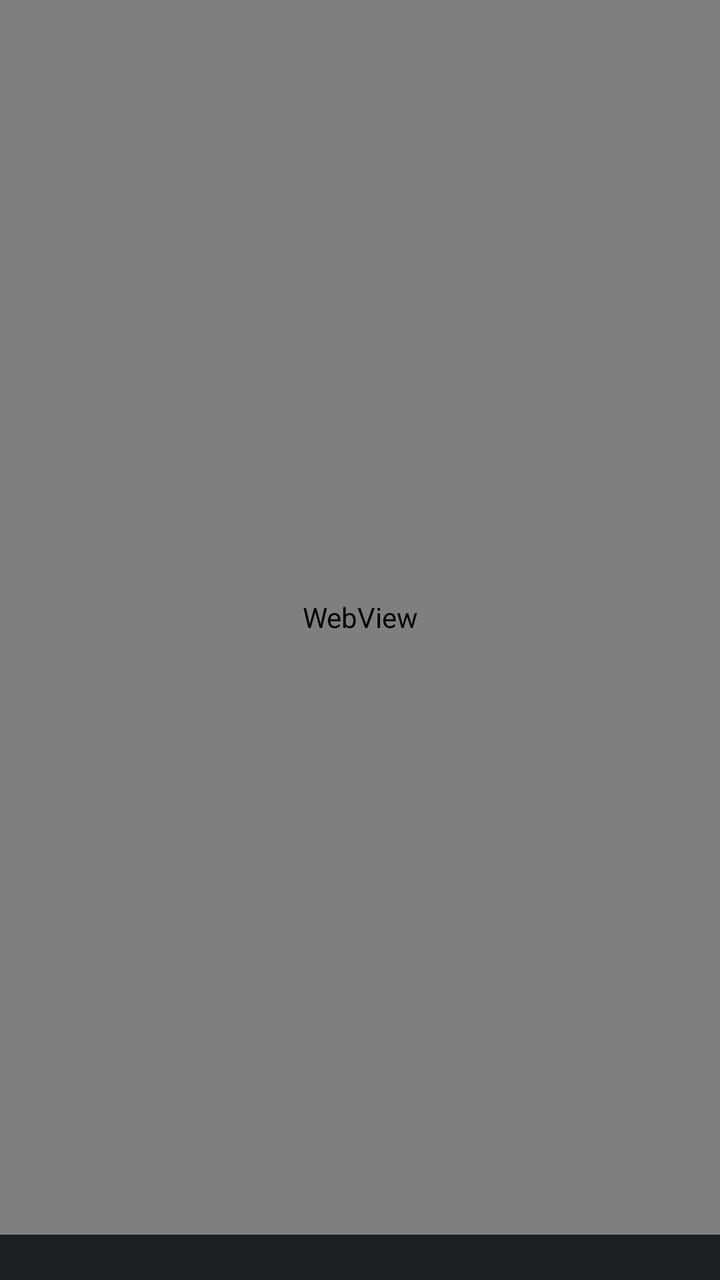
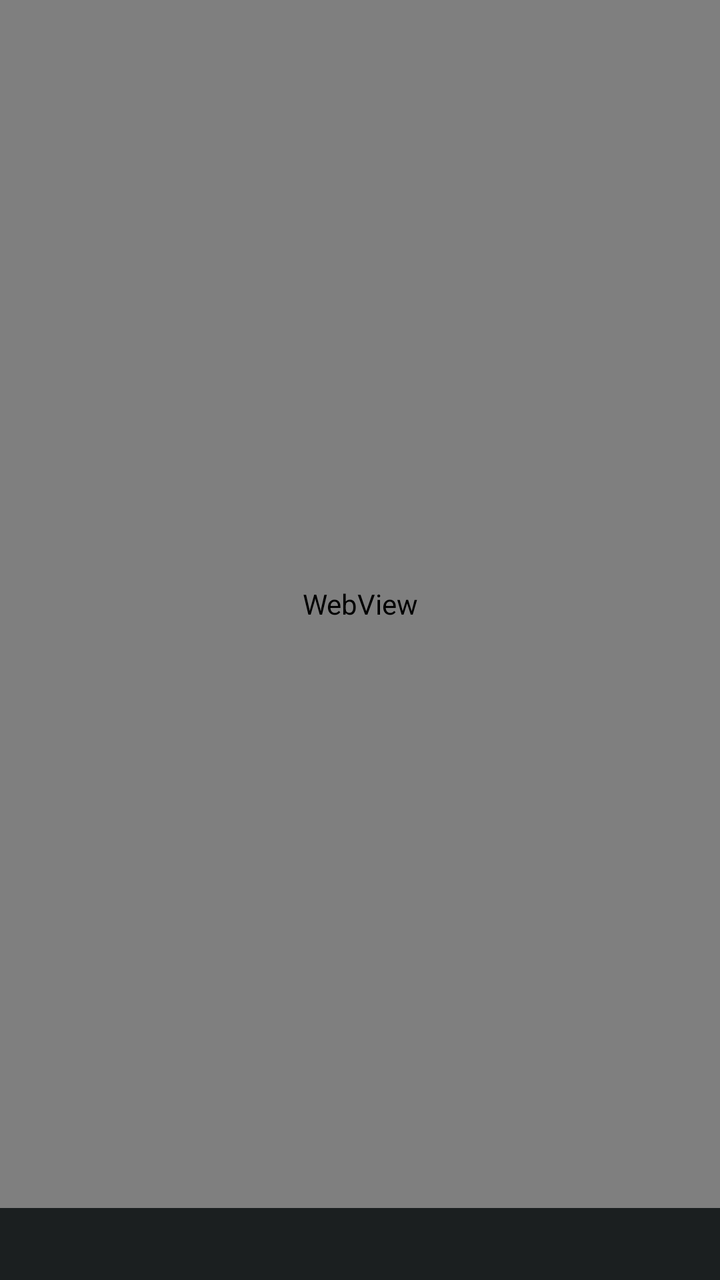

Compare the two renders of this Android layout. The source of the first and the diff that turns it into the second are given below.
<!-- AndroidManifest.xml: application theme Theme.PiChat -->
<!-- res/layout/activity_main.xml -->
<?xml version="1.0" encoding="utf-8"?>
<LinearLayout xmlns:android="http://schemas.android.com/apk/res/android"
    android:layout_width="match_parent"
    android:layout_height="match_parent"
    android:orientation="vertical"
    android:background="#1B1F20">

    <WebView
        android:id="@+id/webView"
        android:layout_width="match_parent"
        android:layout_height="0dp"
        android:layout_weight="1" />

    <TextView
        android:id="@+id/statusText"
        android:layout_width="match_parent"
        android:layout_height="wrap_content"
        android:gravity="center"
        android:padding="4dp"
        android:textSize="11sp"
        android:textColor="#FFA726"
        android:background="#1B1F20" />

</LinearLayout>
<!-- resources referenced by this layout -->
<resources>
  <style name="Theme.PiChat" parent="Theme.Material3.Dark.NoActionBar">
          <item name="colorPrimary">#7C5CFC</item>
          <item name="colorPrimaryVariant">#5E43C4</item>
          <item name="colorOnPrimary">#FFFFFF</item>
          <item name="android:statusBarColor">#1B1F20</item>
          <item name="android:navigationBarColor">#1B1F20</item>
          <item name="android:windowBackground">#1B1F20</item>
      </style>
</resources>

<!-- the commit's change to res/layout/activity_main.xml (unified diff, before → after) -->
@@ -1,5 +1,6 @@
 <?xml version="1.0" encoding="utf-8"?>
 <LinearLayout xmlns:android="http://schemas.android.com/apk/res/android"
+    xmlns:app="http://schemas.android.com/apk/res-auto"
     android:layout_width="match_parent"
     android:layout_height="match_parent"
     android:orientation="vertical"
@@ -11,14 +12,36 @@
         android:layout_height="0dp"
         android:layout_weight="1" />
 
-    <TextView
-        android:id="@+id/statusText"
+    <LinearLayout
         android:layout_width="match_parent"
         android:layout_height="wrap_content"
+        android:orientation="horizontal"
         android:gravity="center"
-        android:padding="4dp"
-        android:textSize="11sp"
-        android:textColor="#FFA726"
-        android:background="#1B1F20" />
+        android:background="#1B1F20"
+        android:minHeight="36dp">
+
+        <TextView
+            android:id="@+id/statusText"
+            android:layout_width="0dp"
+            android:layout_height="wrap_content"
+            android:layout_weight="1"
+            android:gravity="center"
+            android:padding="4dp"
+            android:textSize="11sp"
+            android:textColor="#FFA726" />
+
+        <ImageButton
+            android:id="@+id/reconnectBtn"
+            android:layout_width="36dp"
+            android:layout_height="36dp"
+            android:layout_gravity="center"
+            android:layout_marginEnd="8dp"
+            android:background="?attr/selectableItemBackgroundBorderless"
+            android:contentDescription="Reconnect"
+            android:src="@android:drawable/ic_menu_rotate"
+            app:tint="#FFA726"
+            android:visibility="gone" />
+
+    </LinearLayout>
 
 </LinearLayout>
